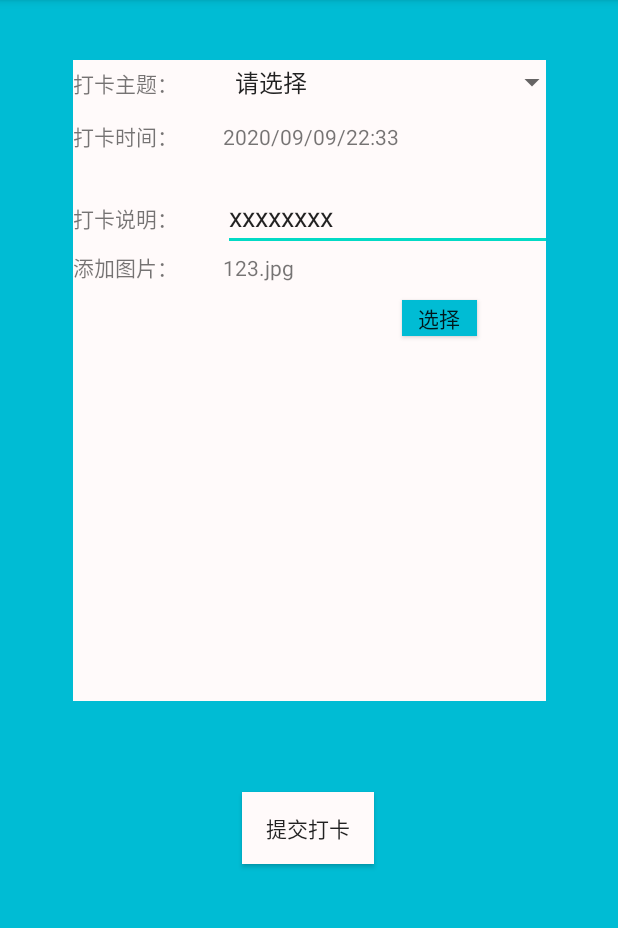
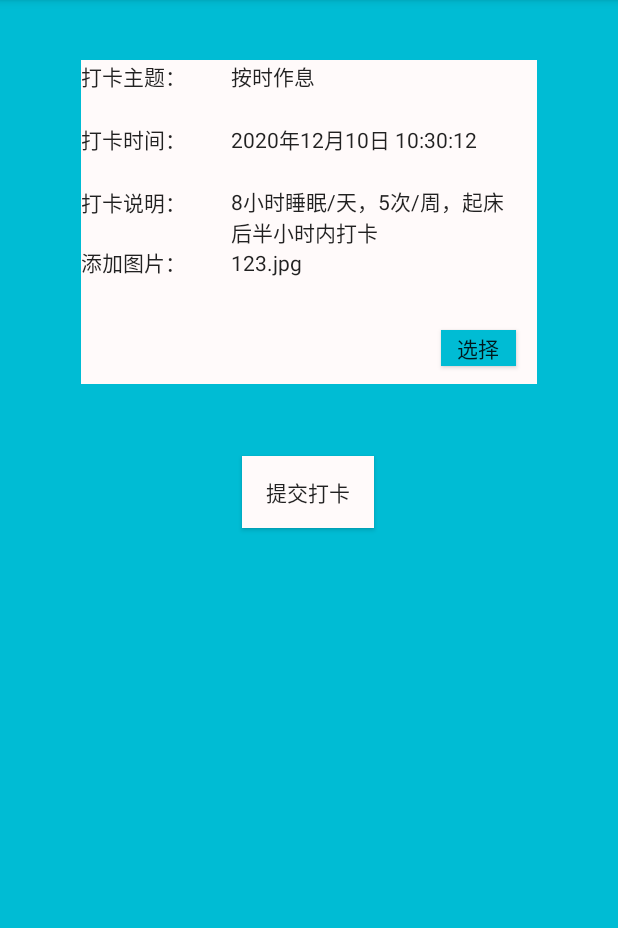
Before and after one commit to FTDfangge/AndroidFinalProject, an Android app: the screen it shows after launch (PunchActivity), after a tap on "打卡", on a phone screen of 412 x 824 dp, the part 84-1012 px from its top. Run offline under Robolectric (Android 15) with nearby library versions, the phone set to English and light mode, and no system bars; our stand-ins replace navigation-ui.

Commit message:
更新了几个页面和跳转

```diff
--- a/app/src/main/AndroidManifest.xml
+++ b/app/src/main/AndroidManifest.xml
@@ -9,7 +9,8 @@
         android:roundIcon="@mipmap/ic_launcher_round"
         android:supportsRtl="true"
         android:theme="@style/AppTheme">
-        <activity android:name=".SettingsActivity"></activity>
+        <activity android:name=".PunchRecordListActivity"></activity>
+        <activity android:name=".SettingsActivity" />
         <activity android:name=".PunchActivity" />
         <activity
             android:name=".MainActivity"
--- a/app/src/main/java/com/example/androidfinalproject/Class/Habit.java
+++ b/app/src/main/java/com/example/androidfinalproject/Class/Habit.java
@@ -7,8 +7,26 @@ import java.sql.Time;
 public class Habit {
     public Time startTime; //开始时间
     public Time endingTime; //结束时间
+
+    public String getHabitName() {
+        return habitName;
+    }
+
+    public void setHabitName(String habitName) {
+        this.habitName = habitName;
+    }
+
     public String habitName="未命名习惯"; //习惯名称
     public int habitTag=-1; //标记习惯的tag
+
+    public String getRequest() {
+        return request;
+    }
+
+    public void setRequest(String request) {
+        this.request = request;
+    }
+
     public String request="暂无要求"; //要求
     public String cycle; //打卡周期
     public String testCycle; //测评周期
--- a/app/src/main/java/com/example/androidfinalproject/Class/User.java
+++ b/app/src/main/java/com/example/androidfinalproject/Class/User.java
@@ -3,9 +3,11 @@ package com.example.androidfinalproject.Class;
 import android.media.Image;
 
 public class User {
-    public static User user = new User();
+    public static User localuser = new User();
     private String username,password;
     private String nickName,punchTime,punchDescription;
+    private Habit myHabit = new Habit();
+    private int numOfPunches = 0;
 
     public String getUsername() {
         return username;
@@ -66,7 +68,7 @@ public class User {
     private int iconImage,punchImage;
 
     public User() {
-
+        myHabit.setHabit("按时作息");
     }
 
     public User(String it1, String it2,String it3, int imageID, int imageID2){
@@ -77,5 +79,19 @@ public class User {
         this.punchImage = imageID2;
     }
 
+    public Habit getMyHabit() {
+        return myHabit;
+    }
 
+    public void setMyHabit(Habit myHabit) {
+        this.myHabit = myHabit;
+    }
+
+    public int getNumOfPunches() {
+        return numOfPunches;
+    }
+
+    public void setNumOfPunches(int numOfPunches) {
+        this.numOfPunches = numOfPunches;
+    }
 }
--- a/app/src/main/java/com/example/androidfinalproject/Network/NetworkServices.java
+++ b/app/src/main/java/com/example/androidfinalproject/Network/NetworkServices.java
@@ -23,6 +23,7 @@ public class NetworkServices {
 
     public void initUser(){
         //初始化本地登录的用户
+
     }
 
     public void punch(String username, String punchPic){
--- a/app/src/main/java/com/example/androidfinalproject/PunchActivity.java
+++ b/app/src/main/java/com/example/androidfinalproject/PunchActivity.java
@@ -2,13 +2,45 @@ package com.example.androidfinalproject;
 
 import androidx.appcompat.app.AppCompatActivity;
 
+import android.content.Intent;
 import android.os.Bundle;
+import android.view.View;
+import android.widget.Button;
+import android.widget.TextView;
+
+import java.text.SimpleDateFormat;
+import java.util.Date;
+
+import static com.example.androidfinalproject.Class.User.localuser;
 
 public class PunchActivity extends AppCompatActivity {
-
+    TextView habitNameTextView,timeTextView,descriptionTextView;
+    Button punchButton;
     @Override
     protected void onCreate(Bundle savedInstanceState) {
         super.onCreate(savedInstanceState);
         setContentView(R.layout.activity_punch);
+        habitNameTextView = findViewById(R.id.habitTextView);
+        timeTextView = findViewById(R.id.textView);
+        descriptionTextView = findViewById(R.id.editTextTextPersonName4);
+        String s = localuser.getMyHabit().getHabitName();
+        habitNameTextView.setText(localuser.getMyHabit().getHabitName());
+
+        SimpleDateFormat simpleDateFormat = new SimpleDateFormat("yyyy年MM月dd日 HH:mm:ss");
+        Date date = new Date(System.currentTimeMillis());
+        timeTextView.setText(simpleDateFormat.format(date));
+
+        descriptionTextView.setText(localuser.getMyHabit().getRequest());
+
+        punchButton = findViewById(R.id.button6);
+        punchButton.setOnClickListener(new View.OnClickListener() {
+            @Override
+            public void onClick(View v) {
+                //向服务器发送打卡请求
+
+                Intent intent = new Intent(PunchActivity.this,MainActivity.class);
+                startActivity(intent);
+            }
+        });
     }
 }
--- a/app/src/main/java/com/example/androidfinalproject/ui/home/HomeFragment.java
+++ b/app/src/main/java/com/example/androidfinalproject/ui/home/HomeFragment.java
@@ -17,18 +17,23 @@ import androidx.lifecycle.ViewModelProviders;
 
 import com.example.androidfinalproject.MainActivity;
 import com.example.androidfinalproject.PunchActivity;
+import com.example.androidfinalproject.PunchRecordListActivity;
 import com.example.androidfinalproject.R;
+import com.example.androidfinalproject.Class.User;
+
+import static com.example.androidfinalproject.Class.User.localuser;
 
 public class HomeFragment extends Fragment {
 
     private HomeViewModel homeViewModel;
-    private int numOfPunches=30;
-    TextView numOfPunchesTextView;
+    private int numOfPunches;
+    TextView numOfPunchesTextView,habitTextView;
     private int time;
-    Button punchBtn;
+    Button punchBtn,recordBtn;
 
     public View onCreateView(@NonNull LayoutInflater inflater,
                              ViewGroup container, Bundle savedInstanceState) {
+        numOfPunches = localuser.getNumOfPunches();
         homeViewModel =
                 ViewModelProviders.of(this).get(HomeViewModel.class);
         View root = inflater.inflate(R.layout.fragment_home, container, false);
@@ -42,6 +47,9 @@ public class HomeFragment extends Fragment {
         numOfPunchesTextView = root.findViewById(R.id.numberOfPunchTextView);
         MyTimer myTimer = new MyTimer();
         myTimer.start();
+
+        habitTextView = root.findViewById(R.id.HabitTextView);
+        habitTextView.append(localuser.getMyHabit().getHabitName());
         final Context context = this.getContext();
         punchBtn = root.findViewById(R.id.PunchButton);
         punchBtn.setOnClickListener(new View.OnClickListener() {
@@ -51,8 +59,18 @@ public class HomeFragment extends Fragment {
                 startActivity(intent);
             }
         });
+
+        recordBtn = root.findViewById(R.id.RecordButton);
+        recordBtn.setOnClickListener(new View.OnClickListener() {
+            @Override
+            public void onClick(View v) {
+                Intent intent = new Intent(context, PunchRecordListActivity.class);
+                startActivity(intent);
+            }
+        });
         return root;
     }
+
     class MyTimer extends Thread{
         @Override
         public void run(){
@@ -61,7 +79,18 @@ public class HomeFragment extends Fragment {
                 time += 1;
                 numOfPunchesTextView.setText(Integer.toString(time));
                 try {
-                    Thread.currentThread().sleep(50);
+                    if (numOfPunches <= 20) {
+                        if (time > numOfPunches / 2)
+                            Thread.currentThread().sleep((time - numOfPunches / 2) * 16000 / (numOfPunches * numOfPunches));
+                        else
+                            Thread.currentThread().sleep(2000 / numOfPunches);
+                    }
+                    else
+                        if (numOfPunches-time >10){
+                            Thread.currentThread().sleep(1000/(numOfPunches-10));
+                        }
+                        else
+                            Thread.currentThread().sleep((10-numOfPunches+time)*2500/55);
                 } catch (InterruptedException e) {
 
                 }
--- a/app/src/main/res/layout/activity_punch.xml
+++ b/app/src/main/res/layout/activity_punch.xml
@@ -6,22 +6,23 @@
     android:layout_height="match_parent"
     tools:context=".PunchActivity"
     android:background="@color/color1">
+
     <Button
         android:id="@+id/button6"
         android:layout_width="wrap_content"
         android:layout_height="wrap_content"
-        android:layout_marginBottom="192dp"
+        android:layout_marginTop="48dp"
         android:background="@color/color2"
         android:text="提交打卡"
-        app:layout_constraintBottom_toBottomOf="parent"
         app:layout_constraintEnd_toEndOf="parent"
         app:layout_constraintHorizontal_bias="0.498"
-        app:layout_constraintStart_toStartOf="parent" />
+        app:layout_constraintStart_toStartOf="parent"
+        app:layout_constraintTop_toBottomOf="@+id/tableLayout" />
 
     <TableLayout
         android:id="@+id/tableLayout"
-        android:layout_width="315dp"
-        android:layout_height="427dp"
+        android:layout_width="304dp"
+        android:layout_height="216dp"
         android:layout_marginTop="40dp"
         android:background="@color/color2"
         app:layout_constraintEnd_toEndOf="parent"
@@ -36,15 +37,16 @@
                 android:id="@+id/textView3"
                 android:layout_width="100dp"
                 android:layout_height="40dp"
-                android:text="打卡主题：" />
+                android:text="打卡主题："
+                android:textAppearance="@style/TextAppearance.AppCompat.Body1" />
 
-            <Spinner
-                android:id="@+id/spinner2"
-                android:layout_width="230dp"
-                android:layout_height="30dp"
-                android:entries="@array/themes"
-                android:scrollbarThumbHorizontal="@color/colorAccent"
-                android:scrollbarThumbVertical="@color/colorAccent" />
+            <TextView
+                android:id="@+id/habitTextView"
+                android:layout_width="183dp"
+                android:layout_height="42dp"
+                android:text="NULL"
+                android:textAppearance="@style/TextAppearance.AppCompat.Body1" />
+
         </TableRow>
 
         <TableRow
@@ -55,13 +57,15 @@
                 android:id="@+id/textView4"
                 android:layout_width="100dp"
                 android:layout_height="40dp"
-                android:text="打卡时间：" />
+                android:text="打卡时间："
+                android:textAppearance="@style/TextAppearance.AppCompat.Body1" />
 
             <TextView
                 android:id="@+id/textView"
                 android:layout_width="183dp"
                 android:layout_height="42dp"
-                android:text="2020/09/09/22:33" />
+                android:text="2020/09/09/22:33"
+                android:textAppearance="@style/TextAppearance.AppCompat.Body1" />
         </TableRow>
 
         <TableRow
@@ -72,14 +76,15 @@
                 android:id="@+id/textView6"
                 android:layout_width="100dp"
                 android:layout_height="40dp"
-                android:text="打卡说明：" />
+                android:text="打卡说明："
+                android:textAppearance="@style/TextAppearance.AppCompat.Body1" />
 
-            <EditText
+            <TextView
                 android:id="@+id/editTextTextPersonName4"
-                android:layout_width="match_parent"
-                android:layout_height="wrap_content"
-                android:inputType="textPersonName"
-                android:text="xxxxxxxx" />
+                android:layout_width="181dp"
+                android:layout_height="match_parent"
+                android:text="xxxxxxxx"
+                android:textAppearance="@style/TextAppearance.AppCompat.Body1" />
         </TableRow>
 
         <TableRow
@@ -90,13 +95,15 @@
                 android:id="@+id/textView5"
                 android:layout_width="100dp"
                 android:layout_height="40dp"
-                android:text="添加图片：" />
+                android:text="添加图片："
+                android:textAppearance="@style/TextAppearance.AppCompat.Body1" />
 
             <TextView
                 android:id="@+id/textView2"
                 android:layout_width="match_parent"
                 android:layout_height="33dp"
-                android:text="123.jpg" />
+                android:text="123.jpg"
+                android:textAppearance="@style/TextAppearance.AppCompat.Body1" />
 
         </TableRow>
     </TableLayout>
@@ -105,11 +112,10 @@
         android:id="@+id/button4"
         android:layout_width="50dp"
         android:layout_height="24dp"
-        android:layout_marginTop="160dp"
+        android:layout_marginStart="240dp"
+        android:layout_marginBottom="12dp"
         android:background="@color/color1"
         android:text="选择"
-        app:layout_constraintEnd_toEndOf="parent"
-        app:layout_constraintHorizontal_bias="0.74"
-        app:layout_constraintStart_toStartOf="parent"
-        app:layout_constraintTop_toTopOf="@+id/tableLayout" />
+        app:layout_constraintBottom_toBottomOf="@+id/tableLayout"
+        app:layout_constraintStart_toStartOf="@+id/tableLayout" />
 </androidx.constraintlayout.widget.ConstraintLayout>
--- a/app/src/main/res/layout/fragment_home.xml
+++ b/app/src/main/res/layout/fragment_home.xml
@@ -60,11 +60,12 @@
 
     <TextView
         android:id="@+id/HabitTextView"
-        android:layout_width="306dp"
-        android:layout_height="27dp"
+        android:layout_width="267dp"
+        android:layout_height="28dp"
         android:layout_marginTop="20dp"
         android:text="您正在养成的习惯为："
         android:textColor="#FFFFFF"
+        android:textSize="18sp"
         app:layout_constraintEnd_toEndOf="parent"
         app:layout_constraintHorizontal_bias="0.498"
         app:layout_constraintStart_toStartOf="parent"
```
Also changed, not shown: app/src/main/java/com/example/androidfinalproject/PunchRecordListActivity.java (added, +14 -0 lines), app/src/main/res/layout/activity_punch_record_list.xml (added, +138 -0 lines).
